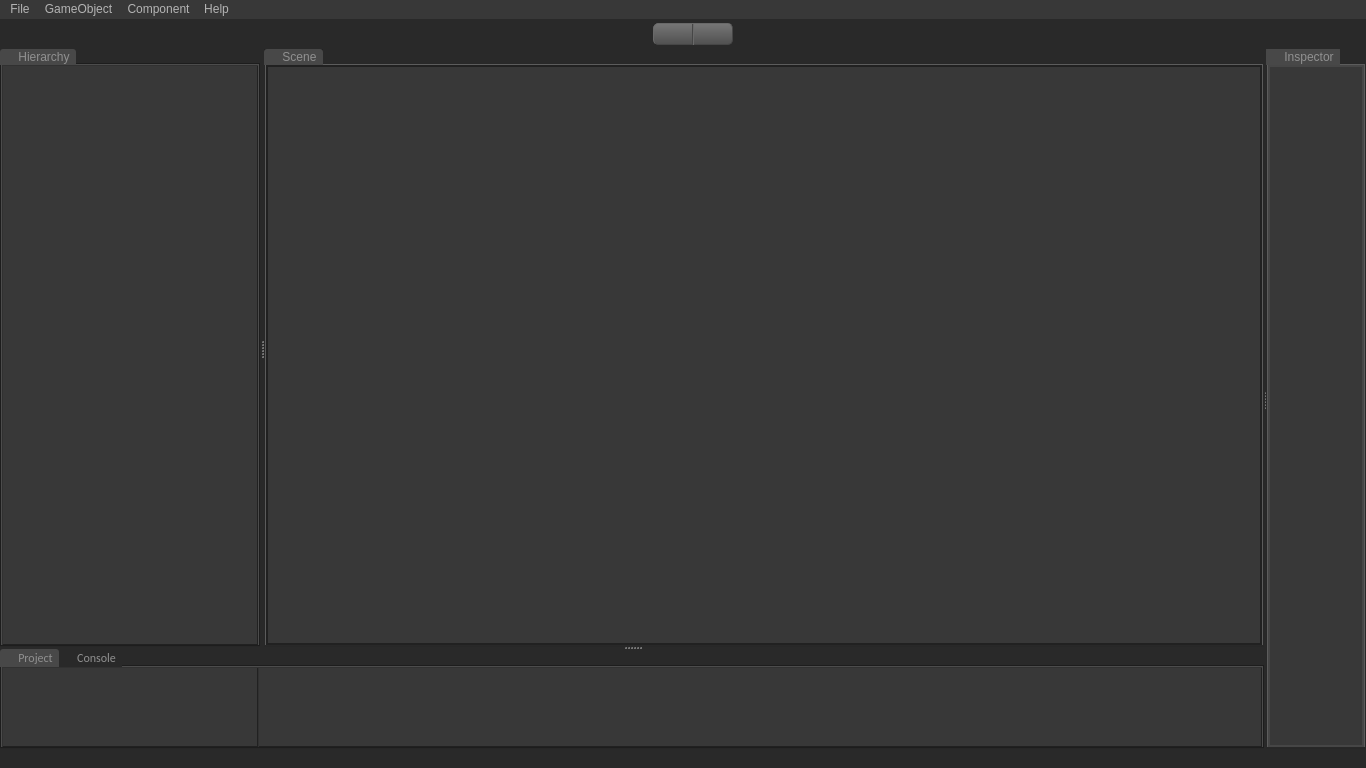
Old version of the form Editor/editor.ui in the repository PanosK92/SpartanEngine.
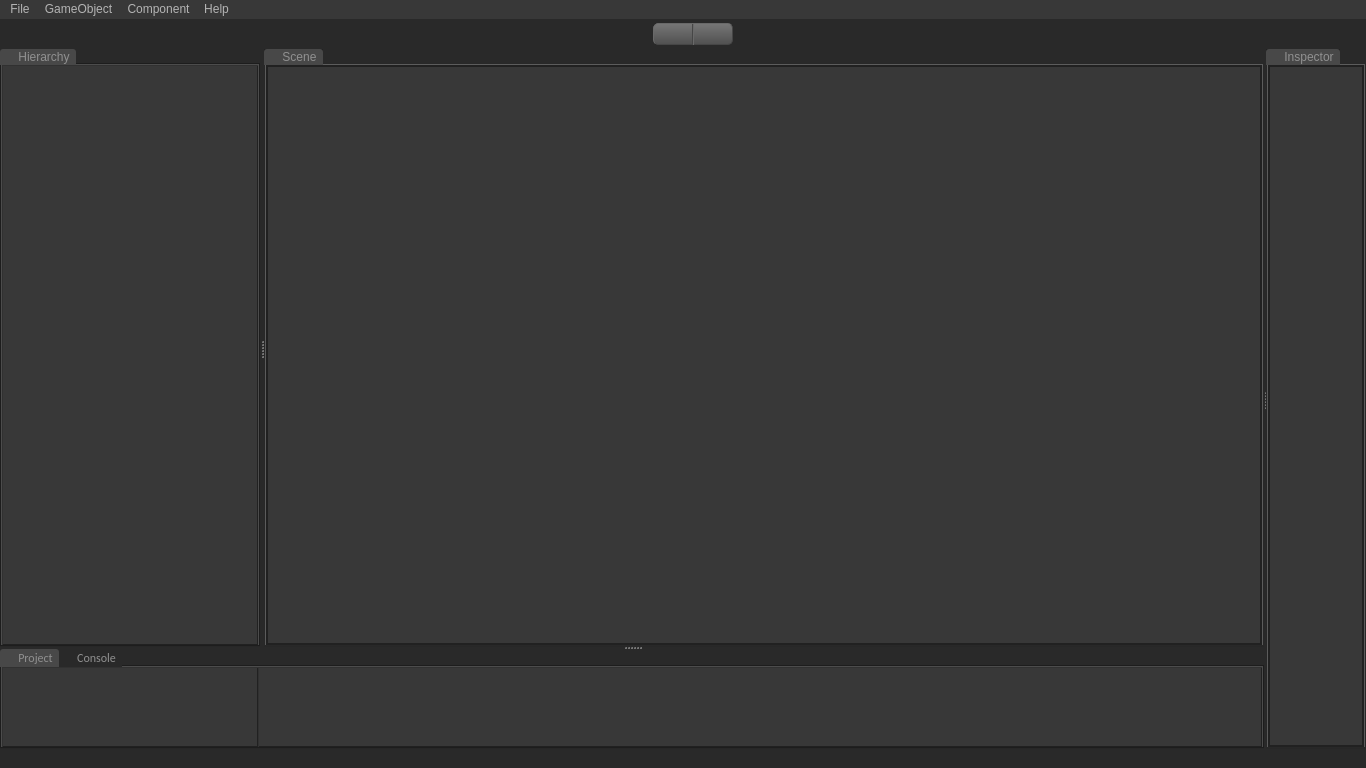
New version of the form. Icons and pictures are not drawn. Custom widgets are drawn as their Qt base class.

Commit message: All the slider/lineEdit combos in the material are now fully functional DirectusSliderTexts

Diff of the .ui file:
```diff
--- a/Editor/editor.ui
+++ b/Editor/editor.ui
@@ -2444,7 +2444,7 @@
 {
 color: #909090;
 background-color: #383838;
-border-color: #464646;
+border-color: #212121;
 border-style: solid;
 border-width: 1px;
 }
@@ -2452,7 +2452,19 @@
 QTabBar::tab
 {
 	background-image: url(:/Images/tabInspector.png);
-}</string>
+}
+
+/*
+widget background dark: 			292929
+widget background light:				383838
+widget background highlighted: 	484848
+text color: 									909090
+text highlighted:							 EDEDED
+border: 										212121
+border highlighted:						464646
+text edit background:					414141
+*/
+</string>
        </property>
        <widget class="DirectusInspector" name="directusInspector">
         <property name="sizePolicy">
```
The commit also changes 8 other files.
